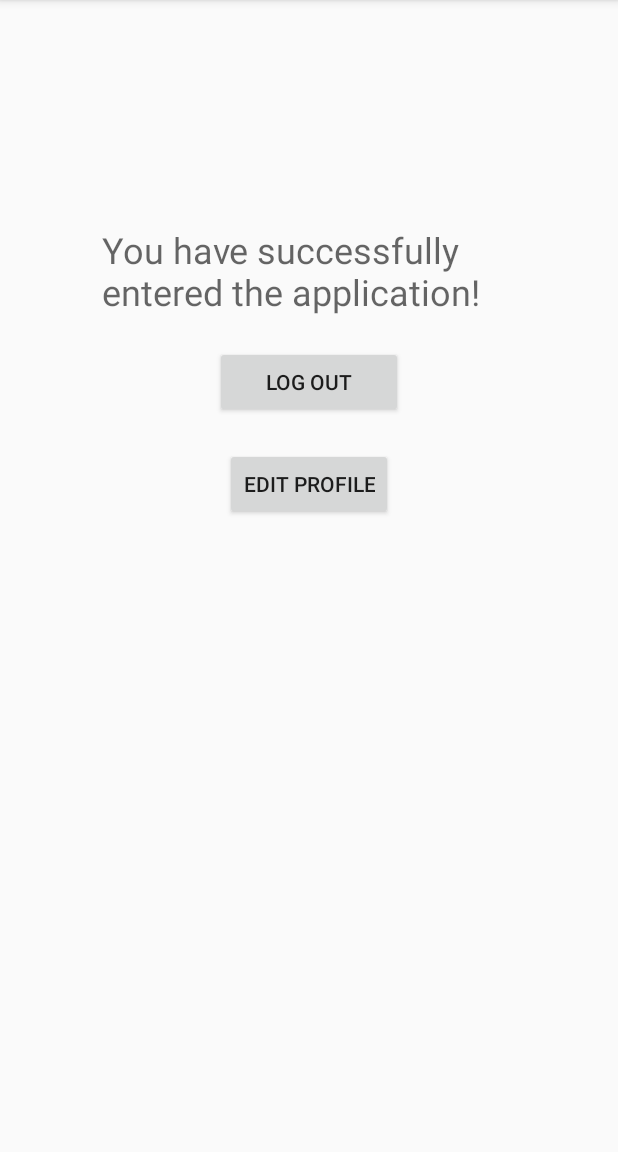
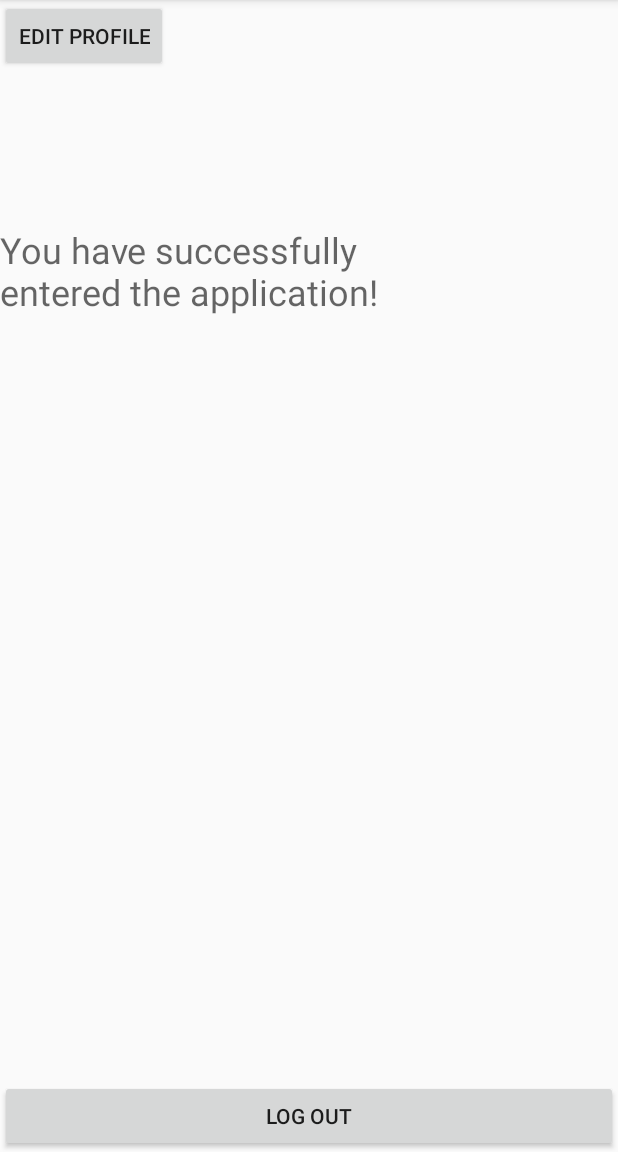
Before and after one commit to tanya425/CrowdSourcing-Team-22, an Android app: the HomeActivity screen opened directly, with no data from a screen before it, on a phone screen of 412 x 824 dp, the part 84-1236 px from its top. Run offline under Robolectric (Android 15) with nearby library versions, the phone set to English and light mode, and no system bars.

```diff
--- a/app/src/main/res/layout/activity_home.xml
+++ b/app/src/main/res/layout/activity_home.xml
@@ -1,12 +1,12 @@
 <?xml version="1.0" encoding="utf-8"?>
-<LinearLayout xmlns:android="http://schemas.android.com/apk/res/android"
+<RelativeLayout xmlns:android="http://schemas.android.com/apk/res/android"
     xmlns:tools="http://schemas.android.com/tools"
     android:orientation="vertical" android:layout_width="match_parent"
     android:layout_height="match_parent"
     android:weightSum="1">
 
     <TextView
-        android:text="You have successfully entered the application!"
+        android:text="@string/you_have_successfully_entered_the_application"
         android:layout_width="wrap_content"
         android:layout_height="wrap_content"
         android:id="@+id/successTextBox"
@@ -17,23 +17,23 @@
         android:layout_marginTop="150dp" />
 
     <Button
-        android:text="Log Out"
-        android:layout_width="wrap_content"
+        android:text="@string/log_out"
+        android:layout_width="match_parent"
         android:layout_height="wrap_content"
         android:id="@+id/logoutButton"
+        android:layout_alignParentBottom="true"
         android:onClick="onLogoutPress"
         android:width="125dp"
-        android:layout_gravity="center_horizontal"
         android:layout_marginTop="20dp" />
 
     <Button
-        android:text="Edit Profile"
+        android:text="@string/edit_profile"
         android:layout_width="wrap_content"
         android:layout_height="wrap_content"
         android:id="@+id/button3"
         android:layout_weight="0.00"
-        android:layout_marginTop="20dp"
-        android:layout_gravity="center_horizontal"
-        android:onClick="onEditPress" />
+        android:onClick="onEditPress"
+        android:layout_alignParentTop="true"
+        android:layout_alignParentStart="true" />
 
-</LinearLayout>
+</RelativeLayout>
--- a/app/src/main/res/values/strings.xml
+++ b/app/src/main/res/values/strings.xml
@@ -9,4 +9,7 @@
     <string name="Login_Screen">Login Screen</string>
     <string name="submit">submit</string>
     <string name="user_id">User ID</string>
+    <string name="log_out">Log Out</string>
+    <string name="you_have_successfully_entered_the_application">You have successfully entered the application!</string>
+    <string name="edit_profile">Edit Profile</string>
 </resources>
```
Also changed, not shown: app/src/main/java/teamplaceholder/com/placeholderapp/Controller/SubWaterRepoActivity.java (added, +14 -0 lines), app/src/main/res/layout/activity_sub_water_repo.xml (added, +13 -0 lines), app/src/main/res/mipmap-hdpi/ic_water.png (added), app/src/main/res/mipmap-mdpi/ic_water.png (added), app/src/main/res/mipmap-xhdpi/ic_water.png (added), app/src/main/res/mipmap-xxhdpi/ic_water.png (added), app/src/main/res/mipmap-xxxhdpi/ic_water.png (added).
